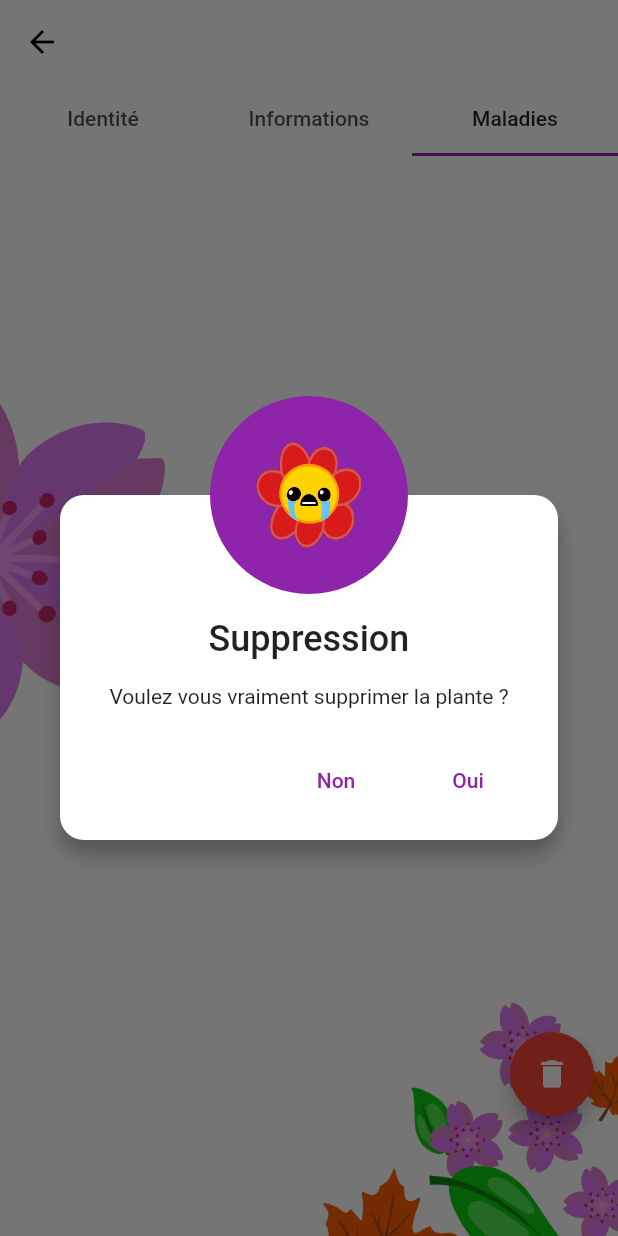
After one commit to Feldrise/Pluctis, a Flutter app: the PlantDetailsPage screen opened directly, tab 3 chosen, after a tap on the "delete" icon, on a phone screen of 412 x 824 dp. The commit adds this screen. Run offline on Flutter 3.47's test engine with Material 2 defaults, Android fonts, the phone set to English and light mode, and no system bars; our stand-ins replace flutter_svg, font_awesome_flutter, sqflite; accounts and stored records are empty.

Commit message:
[Add] Possibility to remove plant

```diff
--- /dev/null
+++ b/pluctis/lib/Dialogs/Plants/RemovePlantDialog.dart
@@ -0,0 +1,95 @@
+import 'package:flutter/material.dart';
+import 'package:flutter_svg/flutter_svg.dart';
+
+class RemovePlantDialog extends StatelessWidget {
+  @override
+  Widget build(BuildContext context) {
+    return Dialog(
+      shape: RoundedRectangleBorder(
+          borderRadius: BorderRadius.circular(16),
+      ),
+      elevation: 0.0,
+      backgroundColor: Colors.transparent,
+      child: Stack(
+        children: <Widget>[
+          Container(
+            padding: EdgeInsets.only(
+              top: 82,
+              bottom: 16,
+              left: 16,
+              right: 16,
+            ),
+            margin: EdgeInsets.only(top: 66),
+            decoration: new BoxDecoration(
+              color: Theme.of(context).primaryColor,
+              shape: BoxShape.rectangle,
+              borderRadius: BorderRadius.circular(16),
+              boxShadow: [
+                BoxShadow(
+                  color: Colors.black26,
+                  blurRadius: 10.0,
+                  offset: const Offset(0.0, 10.0),
+                ),
+              ],
+            ),
+            child: Column(
+              mainAxisSize: MainAxisSize.min, // To make the card compact
+              children: <Widget>[
+                Text(
+                  "Suppression",
+                  style: Theme.of(context).textTheme.headline
+                ),
+                SizedBox(height: 16.0),
+                Text(
+                  "Voulez vous vraiment supprimer la plante ?",
+                  textAlign: TextAlign.center,
+                ),
+                SizedBox(height: 24.0),
+                Align(
+                  alignment: Alignment.bottomRight,
+                  child: Row(
+                    mainAxisSize: MainAxisSize.max,
+                    mainAxisAlignment: MainAxisAlignment.end,
+                    children: <Widget>[
+                      FlatButton(
+                          onPressed: () async {
+                            Navigator.of(context).pop(false);
+                          },
+                          child: Text("Non", style: TextStyle(color: Theme.of(context).accentColor))
+                      ),
+                      FlatButton(
+                        onPressed: () async {
+                          Navigator.of(context).pop(true);
+                        },
+                        child: Text(
+                          "Oui",
+                          style:
+                              TextStyle(color: Theme.of(context).accentColor),
+                        ),
+                      ),
+                    ],
+                  ),
+                ),
+              ],
+            ),
+          ),
+          Positioned(
+            left: 16,
+            right: 16,
+            child: CircleAvatar(
+              backgroundColor: Theme.of(context).accentColor,
+              radius: 66,
+              child: Padding(
+                padding: EdgeInsets.all(24),
+                child: SvgPicture.asset(
+                  'assets/svg/crying.svg',
+                  semanticsLabel: "Icon",
+                ),
+              ),
+            ),
+          ),
+        ],
+      ),
+    );
+  }
+}
--- a/pluctis/lib/Models/PlantsList.dart
+++ b/pluctis/lib/Models/PlantsList.dart
@@ -20,4 +20,13 @@ class PlantsList with ChangeNotifier {
 
     notifyListeners();
   }
+
+  Future removePlant(Plant plantToRemove) async {
+    DatabaseHelper helper = DatabaseHelper.instance;
+
+    helper.deletePlant(plantToRemove);
+    allPlants.remove(plantToRemove);
+
+    notifyListeners();
+  }
 }
--- a/pluctis/lib/Pages/Plants/PlantDetailsPage.dart
+++ b/pluctis/lib/Pages/Plants/PlantDetailsPage.dart
@@ -1,5 +1,7 @@
 import 'package:flutter/material.dart';
+import 'package:pluctis/Dialogs/Plants/RemovePlantDialog.dart';
 import 'package:pluctis/Models/Plant.dart';
+import 'package:pluctis/Models/PlantsList.dart';
 import 'package:pluctis/Pages/Plants/PlantIdentityColumn.dart';
 import 'package:pluctis/Pages/Plants/PlantInfoColumn.dart';
 import 'package:pluctis/Widgets/Plants/PlantIdentityForm.dart';
@@ -47,7 +49,19 @@ class PlantDetailsPageState extends State<PlantDetailsPage> with SingleTickerPro
 
   @override
   Widget build(BuildContext context) {
-    return Consumer<Plant>(
+    return WillPopScope(
+      onWillPop: () async {
+        if (_isEditing) {
+          setState(() {
+            _isEditing = false;
+          });
+
+          return false;
+        }
+
+        return true;
+      },
+      child: Consumer<Plant>(
         builder: (context, plant, child) {
           return Scaffold(
             appBar: AppBar(
@@ -81,6 +95,7 @@ class PlantDetailsPageState extends State<PlantDetailsPage> with SingleTickerPro
             floatingActionButton: _floatingButton(plant),
           );
         },
+      ),
     );
   }
 
@@ -92,7 +107,22 @@ class PlantDetailsPageState extends State<PlantDetailsPage> with SingleTickerPro
     if (_tabController.index == 0) {
       return Container(
         padding: EdgeInsets.only(bottom: 64),
-        child: FloatingActionButton(
+        child: Row(
+          mainAxisSize: MainAxisSize.min,
+          mainAxisAlignment: MainAxisAlignment.end,
+          crossAxisAlignment: CrossAxisAlignment.end,
+          children: <Widget>[
+            FloatingActionButton(
+              tooltip: "Supprimer",
+              backgroundColor: Colors.red,
+              child: Icon(Icons.delete, color: Colors.white,),
+              onPressed: () async {
+                print("Delete plant presseed");
+                await _removePlant(plant);
+              },
+            ),
+            SizedBox(width: 8,),
+            FloatingActionButton(
               tooltip: "Editer",
               child: Icon(_isEditing ? Icons.check : Icons.edit, color: Colors.white,),
               onPressed: () async {
@@ -107,9 +137,35 @@ class PlantDetailsPageState extends State<PlantDetailsPage> with SingleTickerPro
                 });
               },
             ),
+          ],
+        ),
       );
     }
 
-    return Container();
+    return Container(
+      padding: EdgeInsets.only(bottom: 64),
+      child: FloatingActionButton(
+        tooltip: "Supprimer",
+        backgroundColor: Colors.red,
+        child: Icon(Icons.delete, color: Colors.white,),
+        onPressed: () async {
+          print("Delete plant presseed");
+          await _removePlant(plant);
+        },
+      ),
+    );
+  }
+
+  Future _removePlant(Plant plant) async {
+    bool delete = await showDialog(
+      context: context,
+      builder: (BuildContext context) => RemovePlantDialog(),
+    );
+
+    if (delete != null && delete) {
+      await Provider.of<PlantsList>(context, listen: false).removePlant(plant);
+
+      Navigator.of(context).pop();
     }
   }
+}
```
Lines whose indentation alone changed are shown as unchanged.
